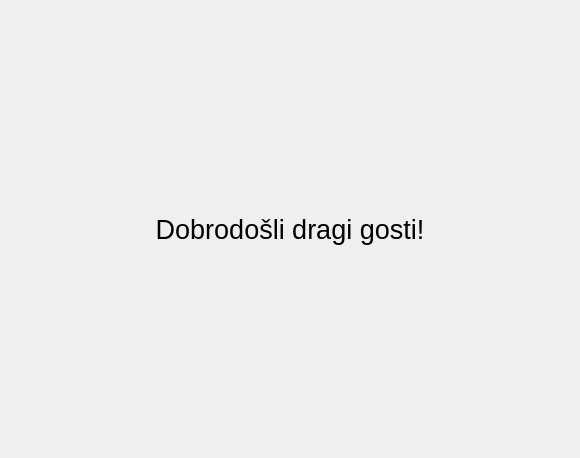
Above: package/home/gui_home.ui from ljengic/BLE_desktop_application before the change. Below: the same form after it.
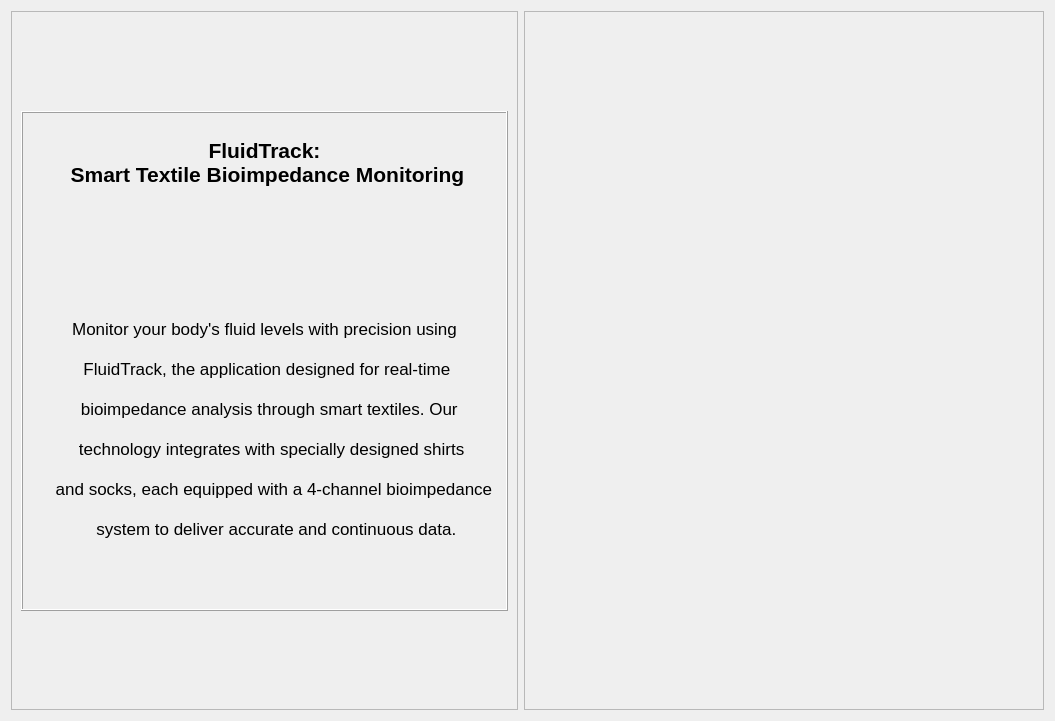
That is the form after the change. Icons and pictures are not drawn.

Commit message: change home screen

What changed in the file:
```diff
--- a/package/home/gui_home.ui
+++ b/package/home/gui_home.ui
@@ -6,27 +6,208 @@
    <rect>
     <x>0</x>
     <y>0</y>
-    <width>580</width>
-    <height>458</height>
+    <width>1055</width>
+    <height>721</height>
    </rect>
   </property>
   <property name="windowTitle">
    <string>Form</string>
   </property>
-  <layout class="QGridLayout" name="gridLayout">
-   <item row="0" column="0">
-    <widget class="QLabel" name="label">
-     <property name="font">
-      <font>
-       <pointsize>20</pointsize>
-      </font>
+  <layout class="QHBoxLayout" name="horizontalLayout">
+   <item>
+    <widget class="QFrame" name="frame">
+     <property name="frameShape">
+      <enum>QFrame::StyledPanel</enum>
      </property>
-     <property name="text">
-      <string>Dobrodošli dragi gosti!</string>
+     <property name="frameShadow">
+      <enum>QFrame::Raised</enum>
      </property>
-     <property name="alignment">
-      <set>Qt::AlignCenter</set>
+     <layout class="QVBoxLayout" name="verticalLayout_3">
+      <item>
+       <spacer name="verticalSpacer_3">
+        <property name="orientation">
+         <enum>Qt::Vertical</enum>
+        </property>
+        <property name="sizeHint" stdset="0">
+         <size>
+          <width>20</width>
+          <height>78</height>
+         </size>
+        </property>
+       </spacer>
+      </item>
+      <item>
+       <widget class="QFrame" name="frame_3">
+        <property name="minimumSize">
+         <size>
+          <width>0</width>
+          <height>500</height>
+         </size>
+        </property>
+        <property name="maximumSize">
+         <size>
+          <width>162222</width>
+          <height>500</height>
+         </size>
+        </property>
+        <property name="frameShape">
+         <enum>QFrame::Box</enum>
+        </property>
+        <property name="frameShadow">
+         <enum>QFrame::Raised</enum>
+        </property>
+        <layout class="QVBoxLayout" name="verticalLayout_2">
+         <item>
+          <widget class="QLabel" name="label_2">
+           <property name="minimumSize">
+            <size>
+             <width>0</width>
+             <height>80</height>
+            </size>
+           </property>
+           <property name="maximumSize">
+            <size>
+             <width>16777215</width>
+             <height>80</height>
+            </size>
+           </property>
+           <property name="font">
+            <font>
+             <pointsize>16</pointsize>
+             <weight>75</weight>
+             <bold>true</bold>
+            </font>
+           </property>
+           <property name="text">
+            <string>FluidTrack:
+ Smart Textile Bioimpedance Monitoring</string>
+           </property>
+           <property name="alignment">
+            <set>Qt::AlignCenter</set>
+           </property>
+          </widget>
+         </item>
+         <item>
+          <spacer name="verticalSpacer_4">
+           <property name="orientation">
+            <enum>Qt::Vertical</enum>
+           </property>
+           <property name="sizeType">
+            <enum>QSizePolicy::Fixed</enum>
+           </property>
+           <property name="sizeHint" stdset="0">
+            <size>
+             <width>20</width>
+             <height>50</height>
+            </size>
+           </property>
+          </spacer>
+         </item>
+         <item>
+          <widget class="QLabel" name="label_3">
+           <property name="font">
+            <font>
+             <pointsize>13</pointsize>
+            </font>
+           </property>
+           <property name="text">
+            <string>Monitor your body's fluid levels with precision using
+
+ FluidTrack, the application designed for real-time
+
+  bioimpedance analysis through smart textiles. Our
+
+   technology integrates with specially designed shirts
+
+    and socks, each equipped with a 4-channel bioimpedance
+
+     system to deliver accurate and continuous data.</string>
+           </property>
+           <property name="alignment">
+            <set>Qt::AlignCenter</set>
+           </property>
+          </widget>
+         </item>
+        </layout>
+       </widget>
+      </item>
+      <item>
+       <spacer name="verticalSpacer_5">
+        <property name="orientation">
+         <enum>Qt::Vertical</enum>
+        </property>
+        <property name="sizeHint" stdset="0">
+         <size>
+          <width>20</width>
+          <height>77</height>
+         </size>
+        </property>
+       </spacer>
+      </item>
+     </layout>
+    </widget>
+   </item>
+   <item>
+    <widget class="QFrame" name="frame_2">
+     <property name="frameShape">
+      <enum>QFrame::StyledPanel</enum>
      </property>
+     <property name="frameShadow">
+      <enum>QFrame::Raised</enum>
+     </property>
+     <layout class="QVBoxLayout" name="verticalLayout">
+      <item>
+       <spacer name="verticalSpacer">
+        <property name="orientation">
+         <enum>Qt::Vertical</enum>
+        </property>
+        <property name="sizeHint" stdset="0">
+         <size>
+          <width>20</width>
+          <height>78</height>
+         </size>
+        </property>
+       </spacer>
+      </item>
+      <item>
+       <widget class="QLabel" name="label">
+        <property name="minimumSize">
+         <size>
+          <width>500</width>
+          <height>500</height>
+         </size>
+        </property>
+        <property name="maximumSize">
+         <size>
+          <width>500</width>
+          <height>500</height>
+         </size>
+        </property>
+        <property name="text">
+         <string/>
+        </property>
+        <property name="pixmap">
+         <pixmap resource="../../images/resources.qrc">:/icons/icons/WhatsApp Image 2024-05-07 at 20.38.39 (1).jpeg</pixmap>
+        </property>
+        <property name="alignment">
+         <set>Qt::AlignCenter</set>
+        </property>
+       </widget>
+      </item>
+      <item>
+       <spacer name="verticalSpacer_2">
+        <property name="orientation">
+         <enum>Qt::Vertical</enum>
+        </property>
+        <property name="sizeHint" stdset="0">
+         <size>
+          <width>20</width>
+          <height>77</height>
+         </size>
+        </property>
+       </spacer>
+      </item>
+     </layout>
     </widget>
    </item>
   </layout>
```
Left out of the diff: 4 changed lines with no effect on the pictures. The commit also changes 1 other file.
